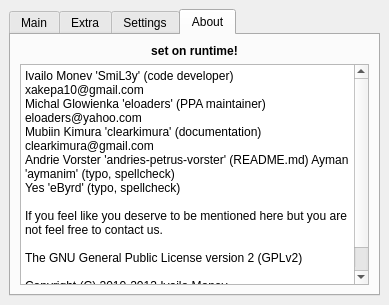
Above: src/gui.ui from kamilion/customizer before the change. Below: the same form after it.
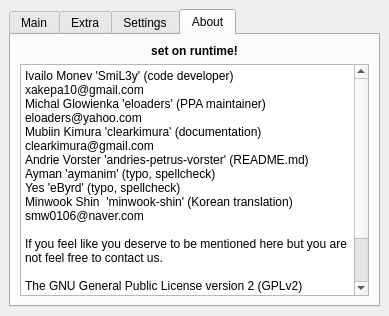
That is the form after the change. The open tabs and pages were chosen to show the change. Icons and pictures are not drawn.

```diff
--- a/src/gui.ui
+++ b/src/gui.ui
@@ -7,7 +7,7 @@
     <x>0</x>
     <y>0</y>
     <width>389</width>
-    <height>305</height>
+    <height>316</height>
    </rect>
   </property>
   <property name="sizePolicy">
@@ -423,8 +423,10 @@
            <string>Ivailo Monev 'SmiL3y' (code developer) xakepa10@gmail.com
 Michal Glowienka 'eloaders' (PPA maintainer) eloaders@yahoo.com
 Mubiin Kimura 'clearkimura' (documentation) clearkimura@gmail.com
-Andrie Vorster 'andries-petrus-vorster' (README.md) Ayman 'aymanim' (typo, spellcheck)
+Andrie Vorster 'andries-petrus-vorster' (README.md)
+Ayman 'aymanim' (typo, spellcheck)
 Yes 'eByrd' (typo, spellcheck)
+Minwook Shin  'minwook-shin' (Korean translation) smw0106@naver.com
 
 If you feel like you deserve to be mentioned here but you are not feel free to contact us.
 
```
